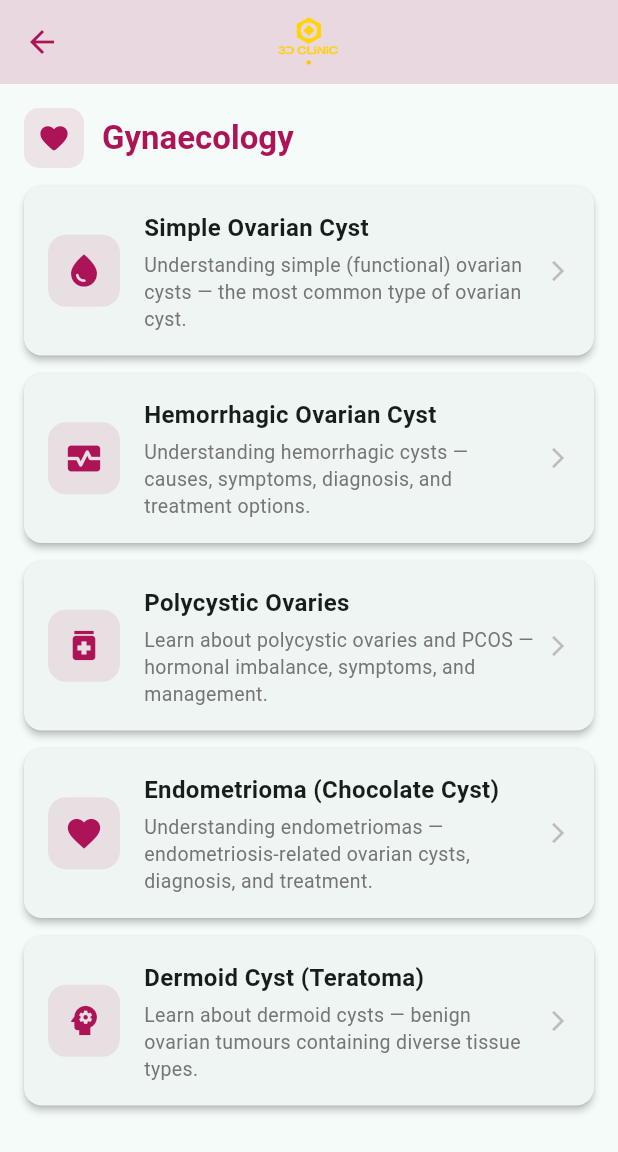
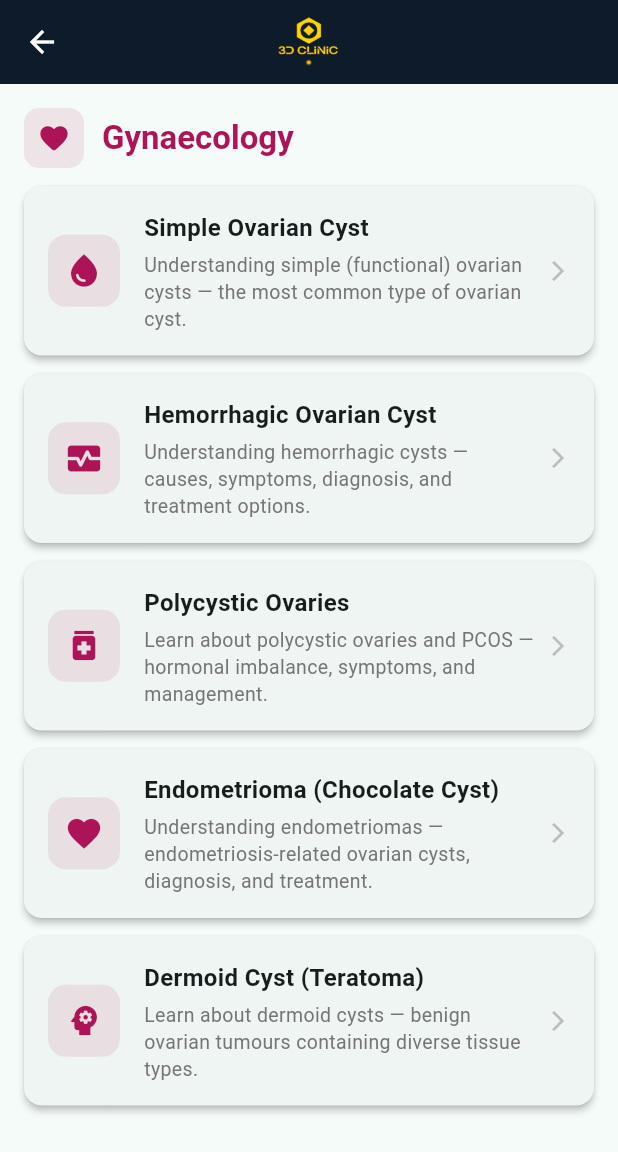
Before and after one commit to bharathreddyh/iha_clinic, a Flutter app: the EducationModulesScreen screen opened directly, on a phone screen of 412 x 824 dp. Shown: the top 1152 px of the screen. Run offline on Flutter 3.47's test engine with Material 3 defaults, Android fonts, the phone set to English and light mode, and no system bars; our stand-ins replace cloud_firestore, firebase_core, google_fonts; missing offline and left inert: dart:html, dart:ui_web; accounts and stored records are empty.

Commit message:
Change education modules app bar from pink to dark blue for logo contrast
https://claude.ai/code/session_01PugChWFR49oybu54CLwyCR

```diff
--- a/lib/screens/education_modules_screen.dart
+++ b/lib/screens/education_modules_screen.dart
@@ -10,8 +10,8 @@ class EducationModulesScreen extends StatelessWidget {
       appBar: hospitalAppBar(
         context,
         title: 'Education Modules',
-        backgroundColor: const Color(0xFFAD1457).withValues(alpha: 0.15),
-        foregroundColor: const Color(0xFFAD1457),
+        backgroundColor: const Color(0xFF0D1B2A),
+        foregroundColor: Colors.white,
       ),
       body: SingleChildScrollView(
         padding: const EdgeInsets.all(16),
```
